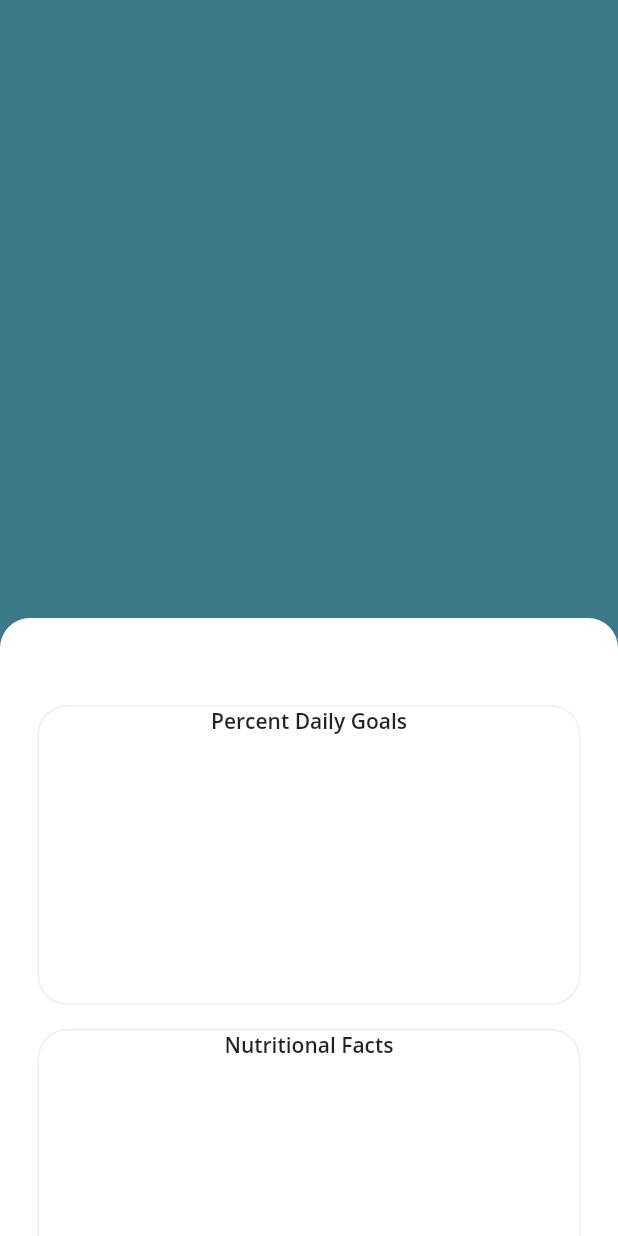
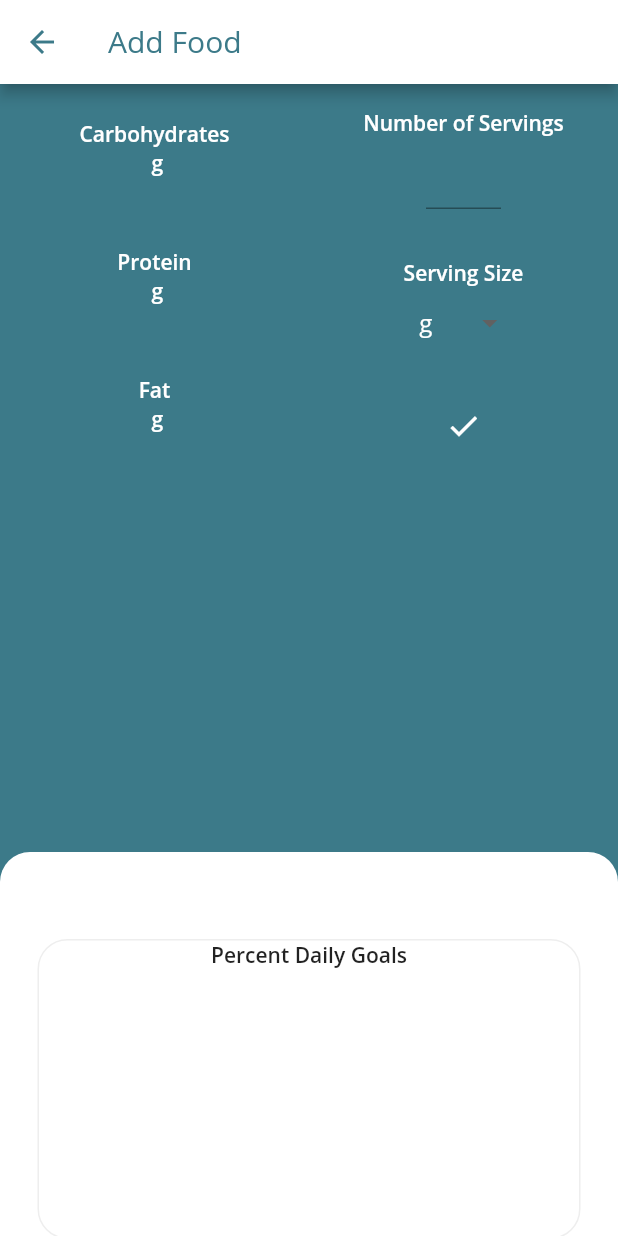
Before and after one commit to klee3/nutrin-macro-tracking-app, a Flutter app: the FoodPage screen opened directly with empty values, on a phone screen of 412 x 824 dp. Run offline on Flutter 3.47's test engine with Material 2 defaults, Android fonts, the phone set to English and light mode, and no system bars; our stand-ins replace cloud_firestore, firebase_auth, flutter_signin_button, flutter_spinkit; missing offline and left inert: dotenv; accounts and stored records are empty; network calls fail.

Commit message:
LMONAT DONE FOOD PAGE

```diff
--- a/nutrin/lib/screens/search/createnewfood.dart
+++ b/nutrin/lib/screens/search/createnewfood.dart
@@ -151,7 +151,7 @@ class _CreateNewFoodPageState extends State<CreateNewFoodPage> {
                       child: Text(value),
                     );
                   }).toList(),
-                )
+                ),
               ],
             ),
           ],
--- a/nutrin/lib/screens/search/foodpage.dart
+++ b/nutrin/lib/screens/search/foodpage.dart
@@ -1,14 +1,7 @@
-import 'dart:async';
 import 'package:flutter/cupertino.dart';
 import 'package:flutter/material.dart';
-import 'package:mobileapp/model/directory.dart';
 import 'package:mobileapp/model/tracked_food.dart';
-import 'package:mobileapp/model/tracker.dart';
-import 'package:mobileapp/model/user.dart';
-import 'package:mobileapp/screens/search/createnewfood.dart';
-import 'package:mobileapp/services/client.dart';
-import 'package:mobileapp/services/database.dart';
-import 'package:provider/provider.dart';
+import 'package:flutter/services.dart';
 
 class FoodPage extends StatefulWidget {
   final String mealName;
@@ -23,13 +16,67 @@ class _FoodPageState extends State<FoodPage> {
   @override
   Widget build(BuildContext context) {
     int nutrients = 3;
+    final _foodFormKey = GlobalKey<FormState>();
+
     return Scaffold(
+      resizeToAvoidBottomPadding: false,
+      appBar: AppBar(
+        iconTheme: IconThemeData(color: Color(0xFF3C7A89)),
+        title: Text(
+          'Add Food',
+          style: TextStyle(color: Color(0xFF3C7A89)),
+        ),
+        backgroundColor: Colors.white,
+      ),
       backgroundColor: Color(0xFF3C7A89),
       body: Container(
+        child: Column(
+          children: <Widget>[
+            Expanded(
+                flex: 1,
+                child: Container(
+                  child: Row(
+                    children: <Widget>[
+                      Expanded(
+                        child: Column(
+                          mainAxisAlignment: MainAxisAlignment.spaceAround,
+                          children: <Widget>[
+                            textMacros("Carbohydrates",
+                                widget.food.carbohydrates + " g"),
+                            textMacros("Protein", widget.food.protein + " g"),
+                            textMacros("Fat", widget.food.fat + " g"),
+                          ],
+                        ),
+                      ),
+                      Expanded(
+                        child: Form(
+                          key: _foodFormKey,
+                          child: Column(
+                            mainAxisAlignment: MainAxisAlignment.spaceAround,
+                            children: <Widget>[
+                              servings(
+                                  "Number of Servings",
+                                  TextEditingController(
+                                      text: widget.food.serving)),
+                              servingSize("Serving Size"),
+                              GestureDetector(
+                                child: Icon(Icons.check, color: Colors.white),
+                                onTap: () {},
+                              ),
+                            ],
+                          ),
+                        ),
+                      )
+                    ],
+                  ),
+                )),
+            Expanded(
+              flex: 2,
               child: SizedBox.expand(
                 child: DraggableScrollableSheet(
-            initialChildSize: 0.5,
-            builder: (BuildContext context, ScrollController scrollController) {
+                  minChildSize: 0.5,
+                  builder: (BuildContext context,
+                      ScrollController scrollController) {
                     return Container(
                       decoration: BoxDecoration(
                         color: Colors.white,
@@ -68,9 +115,10 @@ class _FoodPageState extends State<FoodPage> {
                                 ),
                                 decoration: BoxDecoration(
                                   color: Colors.white,
-                            border:
-                                Border.all(width: 1, color: Colors.grey[200]),
-                            borderRadius: BorderRadius.all(Radius.circular(20)),
+                                  border: Border.all(
+                                      width: 1, color: Colors.grey[200]),
+                                  borderRadius:
+                                      BorderRadius.all(Radius.circular(20)),
                                 ),
                                 height: 200,
                                 width: MediaQuery.of(context).size.width,
@@ -92,9 +140,10 @@ class _FoodPageState extends State<FoodPage> {
                                 ),
                                 decoration: BoxDecoration(
                                   color: Colors.white,
-                            border:
-                                Border.all(width: 1, color: Colors.grey[200]),
-                            borderRadius: BorderRadius.all(Radius.circular(20)),
+                                  border: Border.all(
+                                      width: 1, color: Colors.grey[200]),
+                                  borderRadius:
+                                      BorderRadius.all(Radius.circular(20)),
                                 ),
                                 height: 200,
                                 width: MediaQuery.of(context).size.width,
@@ -108,6 +157,90 @@ class _FoodPageState extends State<FoodPage> {
                 ),
               ),
             ),
+          ],
+        ),
+      ),
+    );
+  }
+
+  Widget textMacros(String text, String macro) {
+    return Column(
+      children: <Widget>[
+        Text(
+          text,
+          style: TextStyle(
+              color: Colors.white,
+              fontFamily: 'Opensans',
+              fontWeight: FontWeight.bold),
+        ),
+        Text(
+          macro,
+          style: TextStyle(
+              color: Colors.white,
+              fontFamily: 'Opensans',
+              fontWeight: FontWeight.bold),
+        ),
+      ],
+    );
+  }
+
+  Widget servingSize(String text) {
+    var dropDownValue = "g";
+    var dropDownValues = ["g", "cups", "mL"];
+    return Column(
+      children: <Widget>[
+        Text(
+          text,
+          style: TextStyle(
+              color: Colors.white,
+              fontFamily: 'Opensans',
+              fontWeight: FontWeight.bold),
+        ),
+        DropdownButton(
+          underline: Container(
+            color: Theme.of(context).primaryColor,
+          ),
+          dropdownColor: Color(0xFF3C7A89),
+          iconDisabledColor: Colors.white,
+          value: dropDownValue,
+          onChanged: (String unit) {
+            dropDownValue = unit;
+            print(dropDownValue);
+          },
+          items: dropDownValues.map<DropdownMenuItem<String>>((String value) {
+            return DropdownMenuItem<String>(
+              value: value,
+              child: Text(
+                value,
+                style: TextStyle(color: Colors.white),
+              ),
+            );
+          }).toList(),
+        )
+      ],
+    );
+  }
+
+  Widget servings(String text, TextEditingController servingsController) {
+    return Column(
+      children: <Widget>[
+        Text(
+          text,
+          style: TextStyle(
+              color: Colors.white,
+              fontFamily: 'Opensans',
+              fontWeight: FontWeight.bold),
+        ),
+        Container(
+          width: 50,
+          child: TextFormField(
+            keyboardType: TextInputType.numberWithOptions(),
+            inputFormatters: [WhitelistingTextInputFormatter.digitsOnly],
+            cursorColor: Colors.white,
+            controller: servingsController,
+          ),
+        )
+      ],
     );
   }
 }
--- a/nutrin/lib/screens/search/searchpage.dart
+++ b/nutrin/lib/screens/search/searchpage.dart
@@ -118,13 +118,15 @@ class _SearchPageState extends State<SearchPage> {
   @override
   Widget build(BuildContext context) {
     var user = Provider.of<User>(context);
+
     return StreamProvider.value(
       value: DatabaseService(uid: user.uid).tracker,
-      child: searchPage(context),
+      child: searchPage(context, user.uid),
     );
   }
 
-  Widget searchPage(BuildContext context) {
+  Widget searchPage(BuildContext context, String uid) {
+    var db = DatabaseService(uid: uid);
     return MaterialApp(
       home: DefaultTabController(
         length: 2,
@@ -148,46 +150,7 @@ class _SearchPageState extends State<SearchPage> {
             children: [
               ListView.builder(
                   itemBuilder: (BuildContext context, int index) {}),
-              ListView.builder(
-                  itemCount: userFoods == null ? 0 : userFoods.length,
-                  itemBuilder: (BuildContext context, int index) {
-                    var tracker = Provider.of<Tracker>(context);
-                    userFoods = tracker.directory.foods;
-                    TrackedFood food = userFoods[index];
-                    return Card(
-                      child: ListTile(
-                        onTap: () {
-                          Navigator.push(
-                            context,
-                            MaterialPageRoute(
-                              builder: (context) =>
-                                  FoodPage(widget.mealName, food),
-                            ),
-                          );
-                        },
-                        title: Text(food.name),
-                        subtitle: Row(
-                          mainAxisAlignment: MainAxisAlignment.spaceBetween,
-                          children: <Widget>[
-                            Text(food.serving + " " + food.unit),
-                          ],
-                        ),
-                        trailing: Column(
-                          mainAxisAlignment: MainAxisAlignment.spaceBetween,
-                          mainAxisSize: MainAxisSize.min,
-                          children: <Widget>[
-                            Text(food.carbohydrates +
-                                "C " +
-                                food.protein +
-                                "P " +
-                                food.fat +
-                                "F "),
-                            Text(food.calculateCalories() + " CAL"),
-                          ],
-                        ),
-                      ),
-                    );
-                  }),
+              myFoodsView(context),
             ],
           ),
           appBar: AppBar(
@@ -282,6 +245,48 @@ class _SearchPageState extends State<SearchPage> {
     );
   }
 
+  ListView myFoodsView(BuildContext context) {
+    return ListView.builder(
+        itemCount: userFoods.length,
+        itemBuilder: (BuildContext context, int index) {
+          var tracker = Provider.of<Tracker>(context);
+          userFoods = tracker.directory.foods;
+          TrackedFood food = userFoods[index];
+          return Card(
+            child: ListTile(
+              onTap: () {
+                Navigator.push(
+                  context,
+                  MaterialPageRoute(
+                    builder: (context) => FoodPage(widget.mealName, food),
+                  ),
+                );
+              },
+              title: Text(food.name),
+              subtitle: Row(
+                mainAxisAlignment: MainAxisAlignment.spaceBetween,
+                children: <Widget>[
+                  Text(food.serving + " " + food.unit),
+                ],
+              ),
+              trailing: Column(
+                mainAxisAlignment: MainAxisAlignment.spaceBetween,
+                mainAxisSize: MainAxisSize.min,
+                children: <Widget>[
+                  Text(food.carbohydrates +
+                      "C " +
+                      food.protein +
+                      "P " +
+                      food.fat +
+                      "F "),
+                  Text(food.calculateCalories() + " CAL"),
+                ],
+              ),
+            ),
+          );
+        });
+  }
+
   Widget buildBody(BuildContext context) {
     if (_isSearching) {
       return Container(
```
Lines whose indentation alone changed are shown as unchanged.
